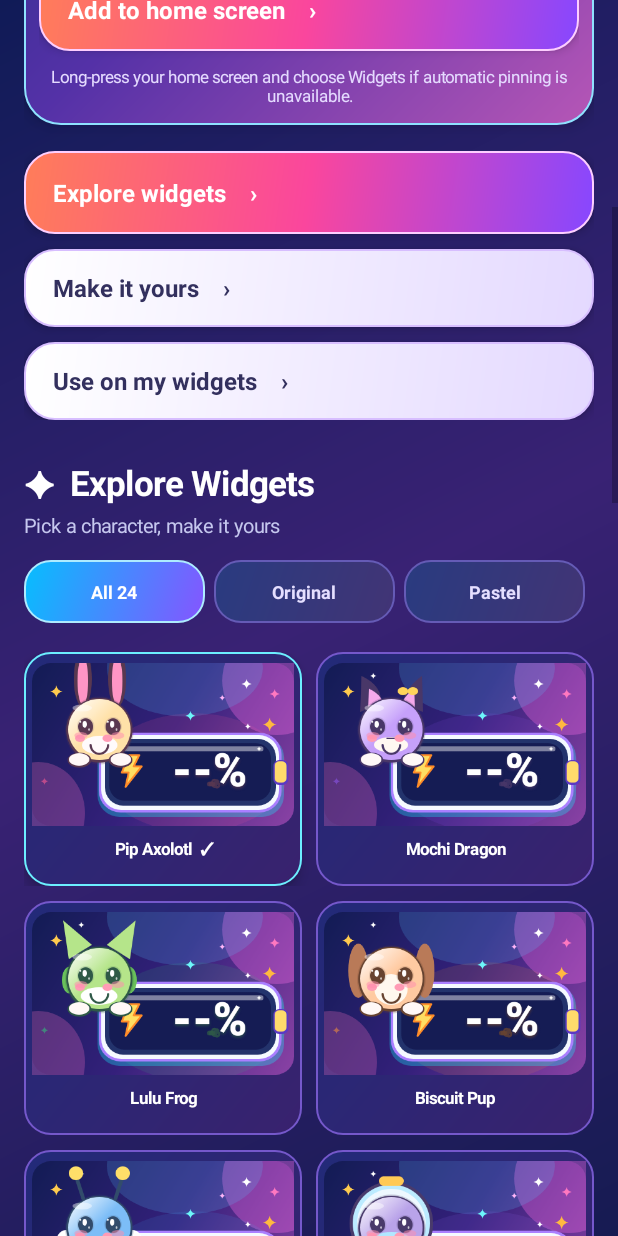
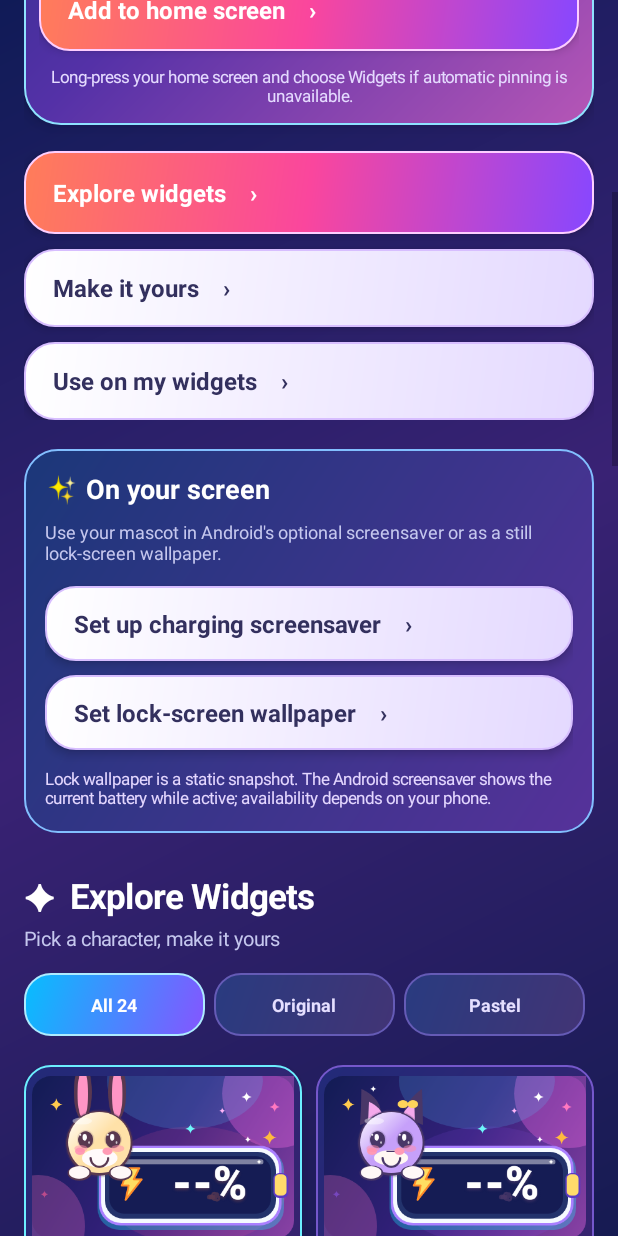
Before and after one commit to tommymsc/EmojiBattery-LauraApps, an Android app: the screen it shows after launch (MainActivity), scrolled down 576 dp, on a phone screen of 412 x 824 dp. Run offline under Robolectric (Android 15) with nearby library versions, the phone set to English and light mode, and no system bars.

Commit message:
feat: HD illustrated widgets, opt-in Android screensaver and consented static lock wallpaper v1.6.0

```diff
--- a/app/build.gradle
+++ b/app/build.gradle
@@ -6,8 +6,8 @@ android {
     applicationId 'com.lauraapps.emojibattery'
     minSdk 26
     targetSdk 36
-    versionCode 6
-    versionName '1.5.0'
+    versionCode 7
+    versionName '1.6.0'
   }
   compileOptions { sourceCompatibility JavaVersion.VERSION_17; targetCompatibility JavaVersion.VERSION_17 }
   lint { abortOnError true }
--- a/app/src/main/java/com/lauraapps/emojibattery/BatteryArt.java
+++ b/app/src/main/java/com/lauraapps/emojibattery/BatteryArt.java
@@ -24,9 +24,9 @@ public final class BatteryArt {
         if(atlasAttempted)return atlas;
         atlasAttempted=true;
         try {
-            ByteArrayOutputStream buf=new ByteArrayOutputStream(18000);
+            ByteArrayOutputStream buf=new ByteArrayOutputStream(400000);
             for(int part=1;part<=4;part++){
-                try(InputStream in=c.getAssets().open("mascot_atlas.part"+part)){
+                try(InputStream in=c.getAssets().open("mascot_atlas_hd.part"+part)){
                     byte[] chunk=new byte[4096];int n;
                     while((n=in.read(chunk))!=-1)buf.write(chunk,0,n);
                 }
--- a/app/src/main/java/com/lauraapps/emojibattery/MainActivity.java
+++ b/app/src/main/java/com/lauraapps/emojibattery/MainActivity.java
@@ -3,6 +3,8 @@ package com.lauraapps.emojibattery;
 import android.animation.ObjectAnimator;
 import android.animation.ValueAnimator;
 import android.app.Activity;
+import android.app.AlertDialog;
+import android.provider.Settings;
 import android.appwidget.AppWidgetManager;
 import android.content.BroadcastReceiver;
 import android.content.ComponentName;
@@ -117,6 +119,7 @@ public final class MainActivity extends Activity {
         drawHeader();
         drawHero();
         drawMenu();
+        drawScreenTools();
         drawGallery();
         drawCustomize();
         drawFooter();
@@ -189,6 +192,49 @@ public final class MainActivity extends Activity {
         TextView apply=action(getString(R.string.button_apply),false,0);
         area.addView(apply,lp(-1,52,10));
         apply.setOnClickListener(v->applyExisting());
+    }
+    private void drawScreenTools(){
+        LinearLayout panel=col();
+        panel.setPadding(dp(14),dp(14),dp(14),dp(16));
+        panel.setBackground(gradient(new int[]{0xFF1B3779,0xFF56329A},22,0xFF82BFFF));
+        root.addView(panel,lp(-1,-2,19));
+        TextView header=text(getString(R.string.screen_tools_title),18,WHITE,true);
+        panel.addView(header,lp(-1,-2,0));
+        TextView explain=text(getString(R.string.screen_tools_desc),12,MUTED,false);
+        panel.addView(explain,lp(-1,-2,8));
+        TextView dream=action(getString(R.string.open_dream_settings),false,0);
+        dream.setOnClickListener(v->openDreamSettings());
+        panel.addView(dream,lp(-1,50,14));
+        TextView lock=action(getString(R.string.set_lock_wallpaper),false,0);
+        lock.setOnClickListener(v->confirmLockWallpaper());
+        panel.addView(lock,lp(-1,50,9));
+        TextView info=text(getString(R.string.lock_static_notice),11,0xFFE4D7FF,false);
+        panel.addView(info,lp(-1,-2,11));
+    }
+    private void openDreamSettings(){
+        try{
+            startActivity(new Intent("android.settings.DREAM_SETTINGS"));
+        }catch(Exception ex){
+            new AlertDialog.Builder(this)
+                .setTitle(R.string.dream_name)
+                .setMessage(R.string.dream_unavailable)
+                .setPositiveButton(android.R.string.ok,null).show();
+        }
+    }
+    private void confirmLockWallpaper(){
+        new AlertDialog.Builder(this).setTitle(R.string.wallpaper_confirm_title)
+            .setMessage(R.string.wallpaper_confirm_message)
+            .setNegativeButton(android.R.string.cancel,null)
+            .setPositiveButton(R.string.apply_wallpaper,(dialog,which)->{
+                try{
+                    BatteryLockWallpaper.apply(this,selection);
+                    Toast.makeText(this,R.string.wallpaper_applied,Toast.LENGTH_LONG).show();
+                }catch(Exception ex){
+                    new AlertDialog.Builder(this).setTitle(R.string.wallpaper_confirm_title)
+                        .setMessage(R.string.wallpaper_failed)
+                        .setPositiveButton(android.R.string.ok,null).show();
+                }
+            }).show();
     }
     private void jumpTo(View target){
         if(target==null)return;
--- a/app/src/main/res/values/strings.xml
+++ b/app/src/main/res/values/strings.xml
@@ -61,4 +61,18 @@
 <string name="app_headline">Cute battery buddies</string>
 <string name="button_gallery">Explore widgets</string>
 <string name="text_apply_success">Your home-screen widgets were updated!</string>
-<string name="steps_choose">Choose</string><string name="steps_preview">Preview</string><string name="steps_add">Add</string></resources>
+<string name="steps_choose">Choose</string><string name="steps_preview">Preview</string><string name="steps_add">Add</string><string name="dream_name">Emoji Battery screensaver</string>
+<string name="dream_heading">YOUR BATTERY BUDDY</string>
+<string name="screen_tools_title">✨ On your screen</string>
+<string name="screen_tools_desc">Use your mascot in Android's optional screensaver or as a still lock-screen wallpaper.</string>
+<string name="open_dream_settings">Set up charging screensaver</string>
+<string name="set_lock_wallpaper">Set lock-screen wallpaper</string>
+<string name="lock_static_notice">Lock wallpaper is a static snapshot. The Android screensaver shows the current battery while active; availability depends on your phone.</string>
+<string name="dream_unavailable">Screensaver settings are unavailable on this device. You can still use the home-screen widgets.</string>
+<string name="wallpaper_confirm_title">Change lock-screen wallpaper?</string>
+<string name="wallpaper_confirm_message">Apply the selected mascot as a static lock-screen wallpaper? This will replace your current lock-screen background. The percentage will not update automatically.</string>
+<string name="apply_wallpaper">Apply wallpaper</string>
+<string name="wallpaper_applied">Lock-screen wallpaper updated.</string>
+<string name="wallpaper_failed">Could not set this wallpaper on your device. Your existing background was not intentionally changed.</string>
+<string name="wallpaper_caption">Your battery buddy</string>
+</resources>
--- /dev/null
+++ b/app/src/main/res/xml/dream_info.xml
@@ -0,0 +1,3 @@
+<?xml version="1.0" encoding="utf-8"?>
+<dream xmlns:android="http://schemas.android.com/apk/res/android"
+    android:settingsActivity="com.lauraapps.emojibattery/.MainActivity"/>
```
Also changed, not shown: app/src/main/AndroidManifest.xml (+9 -2 lines), app/src/main/java/com/lauraapps/emojibattery/BatteryDreamService.java (added, +107 -0 lines), app/src/main/java/com/lauraapps/emojibattery/BatteryLockWallpaper.java (added, +45 -0 lines), 3 other files.
